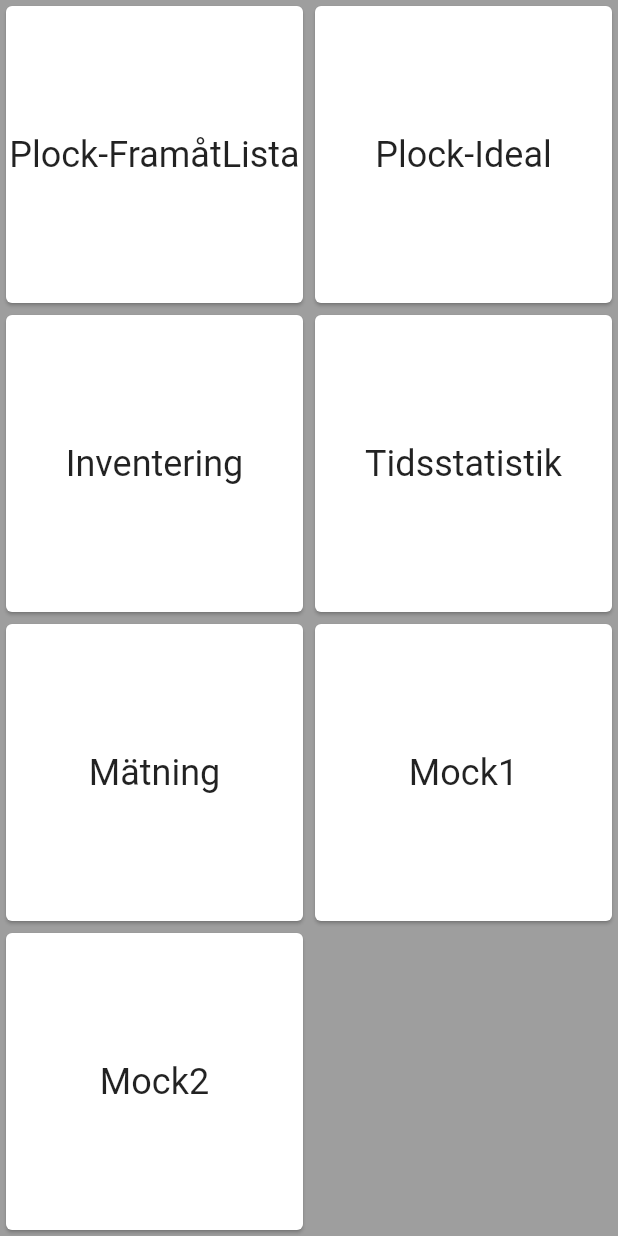
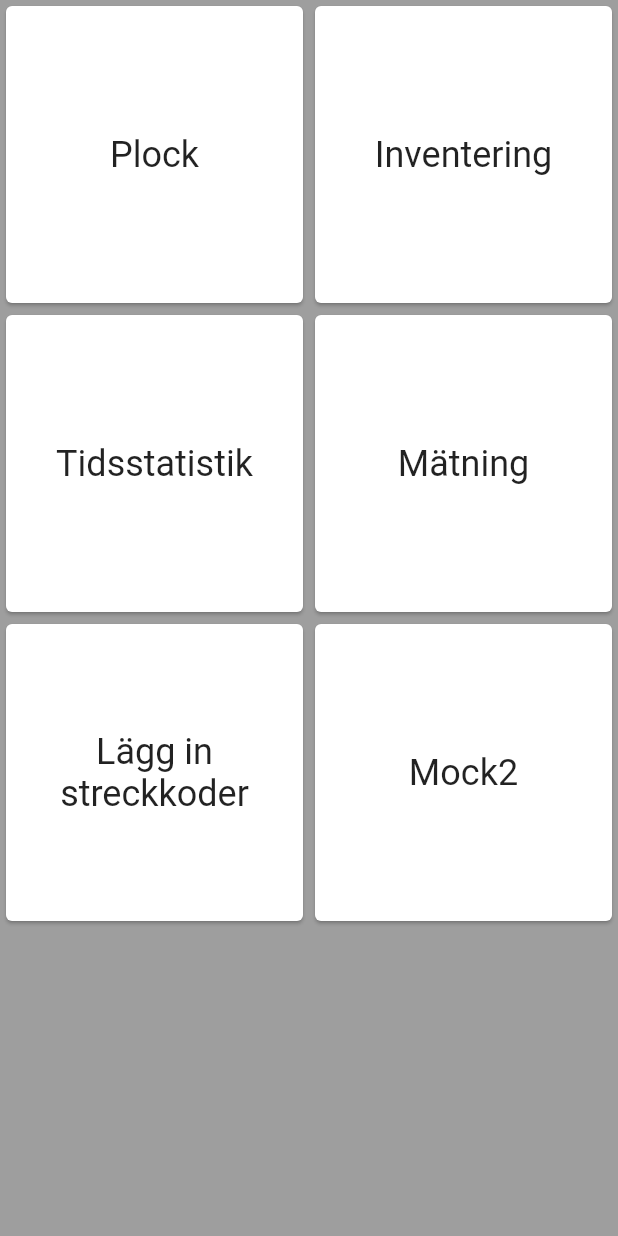
Before and after one commit to Lelelo1/wms_app, a Flutter app: the screen it shows after launch, on a phone screen of 412 x 824 dp. Run offline on Flutter 3.47's test engine with Material 2 defaults, Android fonts, the light colour scheme and no system bars; missing offline and left inert: flutter_simple_dependency_injection, mysql1, qr_code_scanner, screen.

Commit message:
rename plock to collect. move prototypes to prototypes folder. fix text aligment of features in featuresPage

```diff
--- a/lib/database/MySQLConnector.dart
+++ b/lib/database/MySQLConnector.dart
@@ -16,10 +16,12 @@ class MySQLConnector {
         db: "sakila");
   }
 
-  static void Test() {
+  static void test() {
     if (settings == null) {
       settings = createConnectionSettings();
       print("created database connection settings");
     }
   }
+
+  void printAllProducts() {}
 }
--- a/lib/database/mockProductsSource.dart
+++ b/lib/database/mockProductsSource.dart
@@ -1,7 +1,7 @@
 // varplocklista
 
 import 'package:wms_app/models/product.dart';
-import 'package:wms_app/stores/abstractProductsSource.dart';
+import 'package:wms_app/database/abstractProductsSource.dart';
 
 class MockProductsSource implements AbstractProductsSource {
   /*
--- a/lib/features/features.dart
+++ b/lib/features/features.dart
@@ -1,17 +1,17 @@
 // ui test for 'featurePage', potentially use some dependency inject to keep pages, and mock it
 // features.. should given/registered, and not contain widget imports..
 import 'package:flutter/material.dart';
-import 'package:wms_app/pages/prototypes/plockPageForwardList.dart';
-import 'package:wms_app/pages/prototypes/plockPageIdeal.dart';
+import 'package:wms_app/pages/collectPage.dart';
 
 class Features {
   static List<Feature> _modes = [
-    Feature("Plock-FramåtLista", PlockPageForwardList()),
-    Feature("Plock-Ideal", PlockPageIdeal()),
+    /*Feature("Plock-FramåtLista", PlockPageForwardList()),*/
+    Feature("Plock", CollectPage()),
     Feature("Inventering"),
     Feature("Tidsstatistik"),
     Feature("Mätning"),
-    Feature("Mock1"),
+    Feature(
+        "Lägg in streckkoder"), // it should probably be renamed, as collecting also uses scanning. should probably be named 'register product'
     Feature("Mock2")
   ];
   static List<Feature> get() {
--- a/lib/pages/featuresPage.dart
+++ b/lib/pages/featuresPage.dart
@@ -32,6 +32,7 @@ class _State extends State<FeaturesPage> {
           child: Text(
             feature.name,
             style: Theme.of(context).textTheme.headline5,
+            textAlign: TextAlign.center,
           ),
         )),
         onTap: () => tapFeature(feature.widget));
--- a/lib/pages/prototypes/plockPageForwardList.dart
+++ b/lib/pages/prototypes/plockPageForwardList.dart
@@ -2,7 +2,7 @@ import 'package:flutter/material.dart';
 import 'package:wms_app/models/product.dart';
 import 'package:wms_app/stores/appStore.dart';
 import 'package:wms_app/stores/plockStore.dart';
-import 'package:wms_app/views/productView.dart';
+import 'package:wms_app/views/prototype/prototypeProductView.dart';
 
 class PlockPageForwardList extends StatefulWidget {
   @override
@@ -59,7 +59,7 @@ class _State extends State<PlockPageForwardList> {
       // return null; can't return null in flutter, atleast not in 'Column'
       return SizedBox();
     }
-    return ProductView(plockStore.collect.current);
+    return PrototypeProductView(plockStore.collect.current);
   }
 
   Widget collectButton() {
--- a/lib/stores/appStore.dart
+++ b/lib/stores/appStore.dart
@@ -1,5 +1,5 @@
 import 'package:flutter_simple_dependency_injection/injector.dart';
-import 'package:wms_app/stores/plockStore.dart';
+import 'package:wms_app/stores/collectStore.dart';
 
 class AppStore {
   static Injector injector;
@@ -10,7 +10,7 @@ class AppStore {
 // .. can create test, mock dep modules
 class Module {
   Injector initialise(Injector injector) {
-    injector.map((injector) => PlockStore(), isSingleton: true);
+    injector.map((injector) => CollectStore(), isSingleton: true);
     return injector;
   }
 }
```
Also changed, not shown: lib/pages/collectPage.dart (renamed from lib/pages/prototypes/plockPageIdeal.dart, +9 -9 lines), lib/stores/collectStore.dart (renamed from lib/stores/plockStore.dart, +4 -4 lines), lib/views/productView.dart (+24 -36 lines), lib/views/prototype/prototypeProductView.dart (renamed from lib/views/idealProductView.dart, +38 -26 lines), lib/pages/productRegistrationPage.dart.dart (added).
